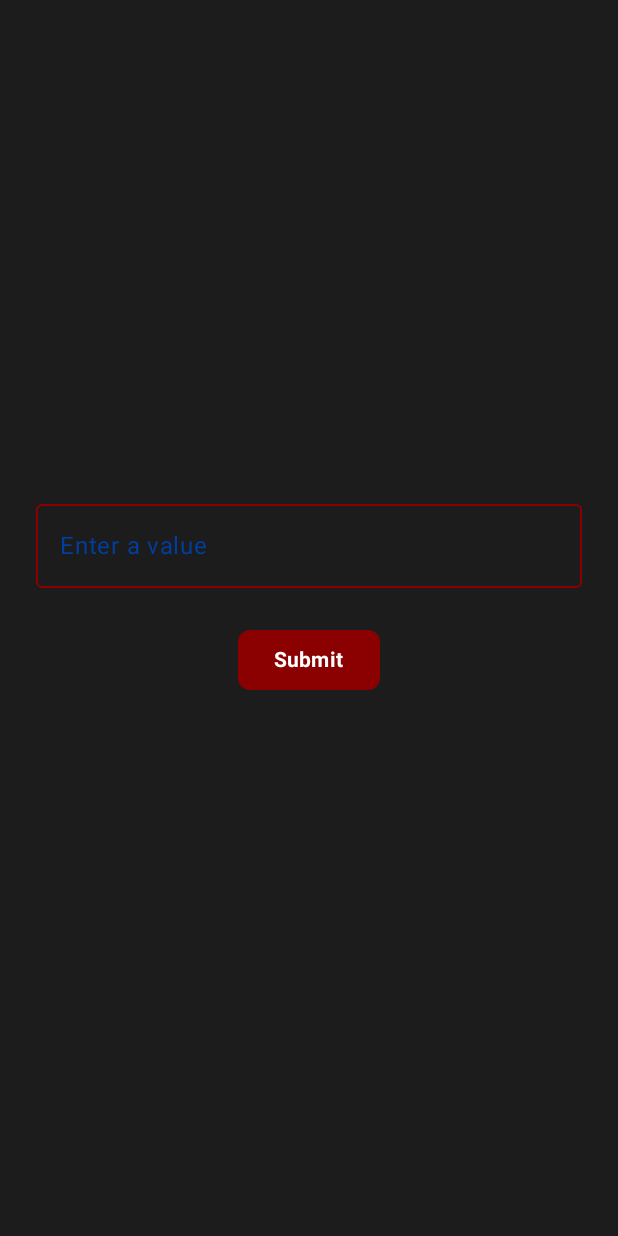
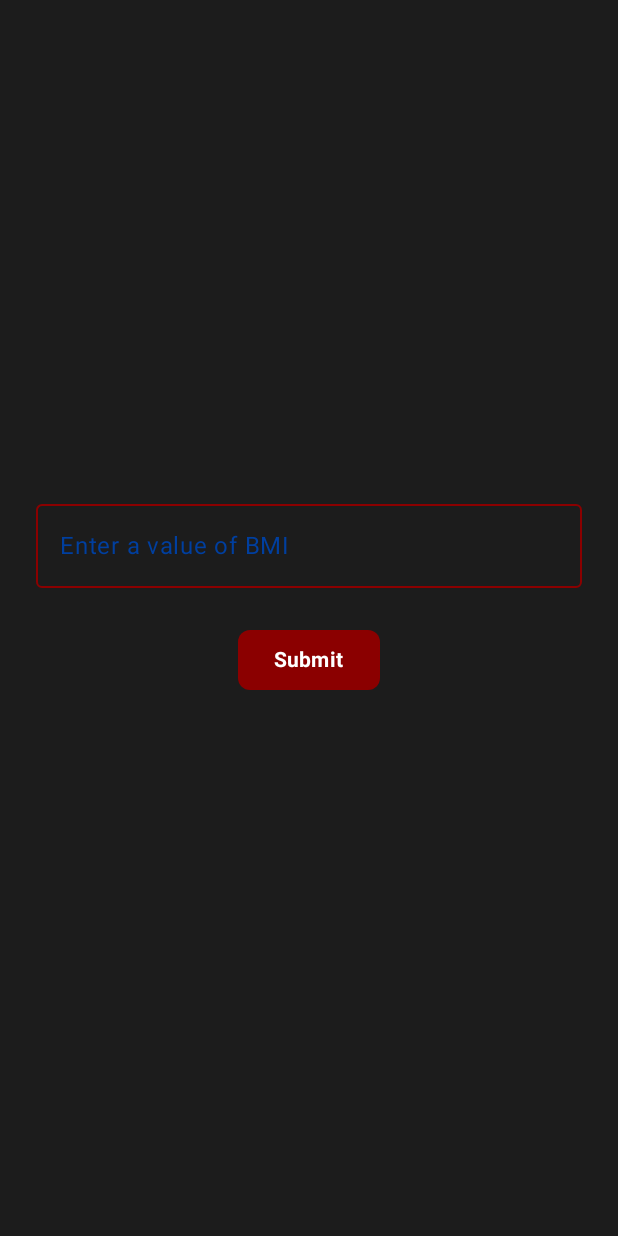
Before and after one commit to m-icha-l/BMI_aplication_v1, an Android app built with Jetpack Compose: the screen it shows after launch (MainActivity), on a phone screen of 412 x 824 dp. Run offline under Robolectric (Android 15) with nearby library versions, the phone set to English and light mode, and no system bars.

Commit message:
Commit test

```diff
--- a/app/src/main/java/com/example/bmi_aplication/MainActivity.kt
+++ b/app/src/main/java/com/example/bmi_aplication/MainActivity.kt
@@ -61,7 +61,7 @@ fun MainContent(modifier: Modifier = Modifier) {
         OutlinedTextField(
             value = input.value,
             onValueChange = { input.value = it },
-            label = { Text("Enter a value", color = DarkBlue) },
+            label = { Text("Enter a value of BMI", color = DarkBlue) },
             modifier = Modifier
                 .fillMaxWidth()
                 .padding(8.dp),
```
